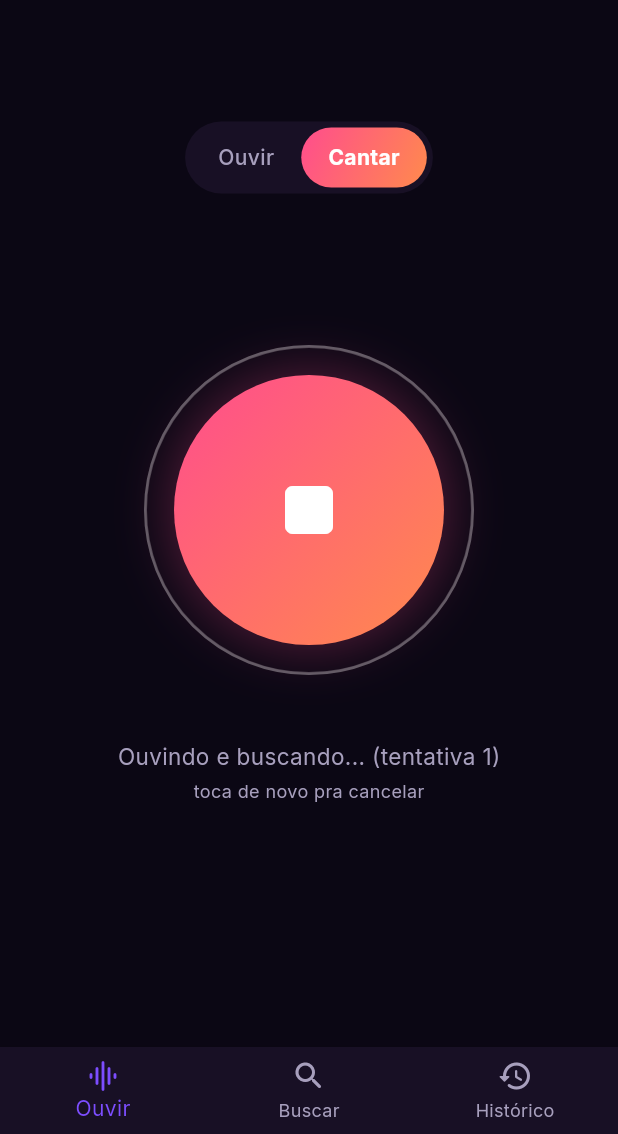
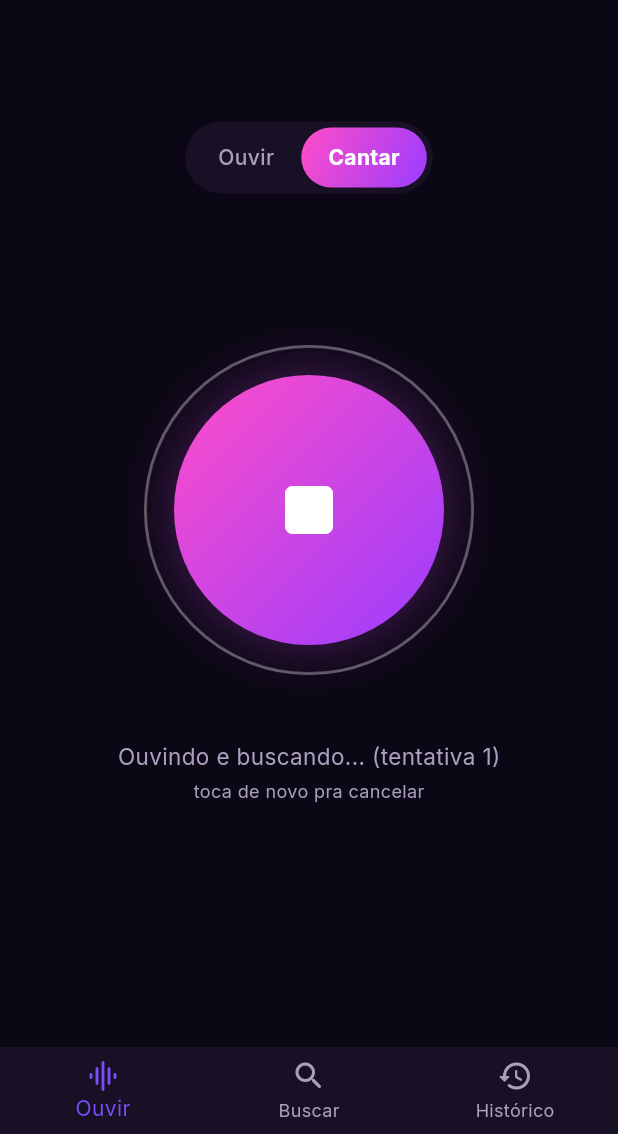
Before and after one commit to PanthaiTechnology/Salabim, a Flutter app: the screen it shows after launch, after a tap on "Cantar", after a tap on the "mic" icon, on a phone screen of 412 x 824 dp, the part 102-1236 px from its top. Run offline on Flutter 3.47's test engine with Material 3 defaults, Android fonts, the phone set to English and light mode, and no system bars; our stand-ins replace cached_network_image, dio, flutter_riverpod, go_router, google_fonts, just_audio and 2 more; missing offline and left inert: record; network calls fail; statements that could not run were skipped.

Commit message:
Troca paleta do modo "Cantar": laranja/vermelho -> roxo/magenta
- humGradient: FF4D8D->FF8A4D (rosa->laranja) virou FF4DC8->9A3DFF (magenta->violeta)
- secondary/accentHum: FF4D8D -> C945E3 (magenta-violeta, ponto médio do novo gradiente)
- Mantém a família de cores do app (roxo), com boa distinção visual do azul-arroxeado do modo Ouvir, sem escurecer nem perder contraste com o fundo quase-preto
- flutter analyze: 0 problemas; flutter test: passando

Co-Authored-By: Claude Sonnet 5 <noreply@anthropic.com>

```diff
--- a/mobile/lib/core/theme/app_theme.dart
+++ b/mobile/lib/core/theme/app_theme.dart
@@ -9,9 +9,9 @@ class AppColors {
   static const Color background = Color(0xFF0B0714);
   static const Color surface = Color(0xFF181025);
   static const Color primary = Color(0xFF7C4DFF); // roxo Salabim
-  static const Color secondary = Color(0xFFFF4D8D); // rosa de destaque (modo "hum")
+  static const Color secondary = Color(0xFFC945E3); // magenta-violeta de destaque (modo "cantar")
   static const Color accentListen = Color(0xFF7C4DFF);
-  static const Color accentHum = Color(0xFFFF4D8D);
+  static const Color accentHum = Color(0xFFC945E3);
   static const Color textPrimary = Color(0xFFF5F3FA);
   static const Color textSecondary = Color(0xFFA79FBD);
   static const Color success = Color(0xFF34D399);
@@ -23,8 +23,10 @@ class AppColors {
     end: Alignment.bottomRight,
   );
 
+  // Rosa/magenta -> violeta: continua na família do roxo do app (diferente
+  // do azul-arroxeado do modo "Ouvir"), sem cair pro laranja/vermelho.
   static const LinearGradient humGradient = LinearGradient(
-    colors: [Color(0xFFFF4D8D), Color(0xFFFF8A4D)],
+    colors: [Color(0xFFFF4DC8), Color(0xFF9A3DFF)],
     begin: Alignment.topLeft,
     end: Alignment.bottomRight,
   );
```
